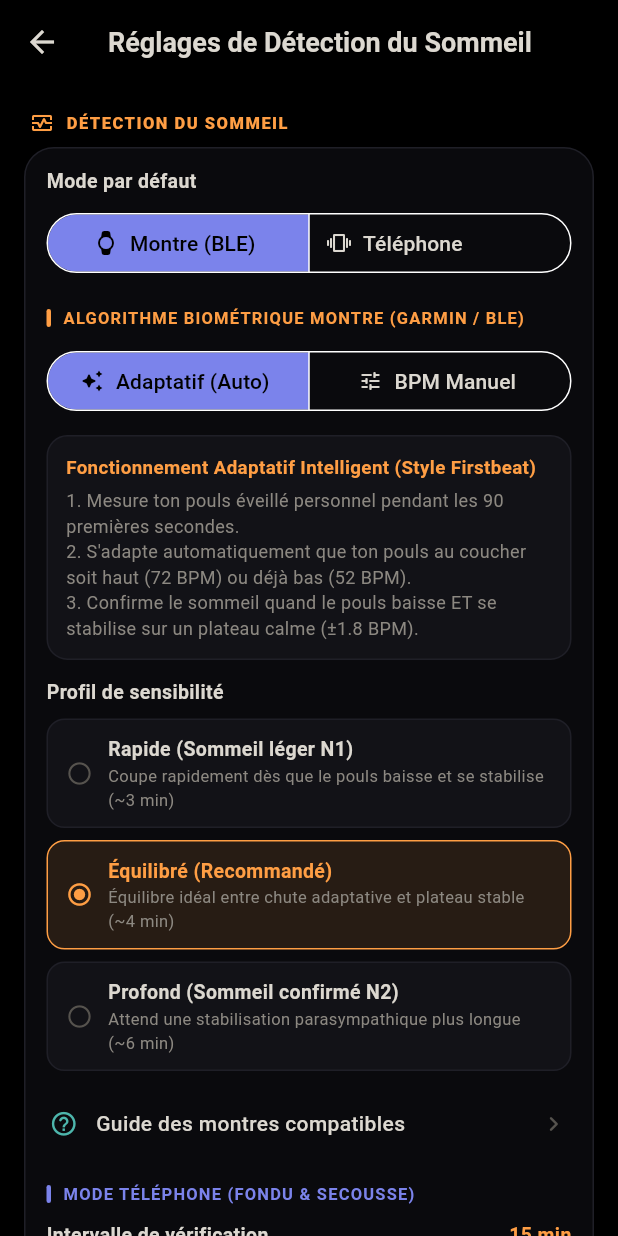
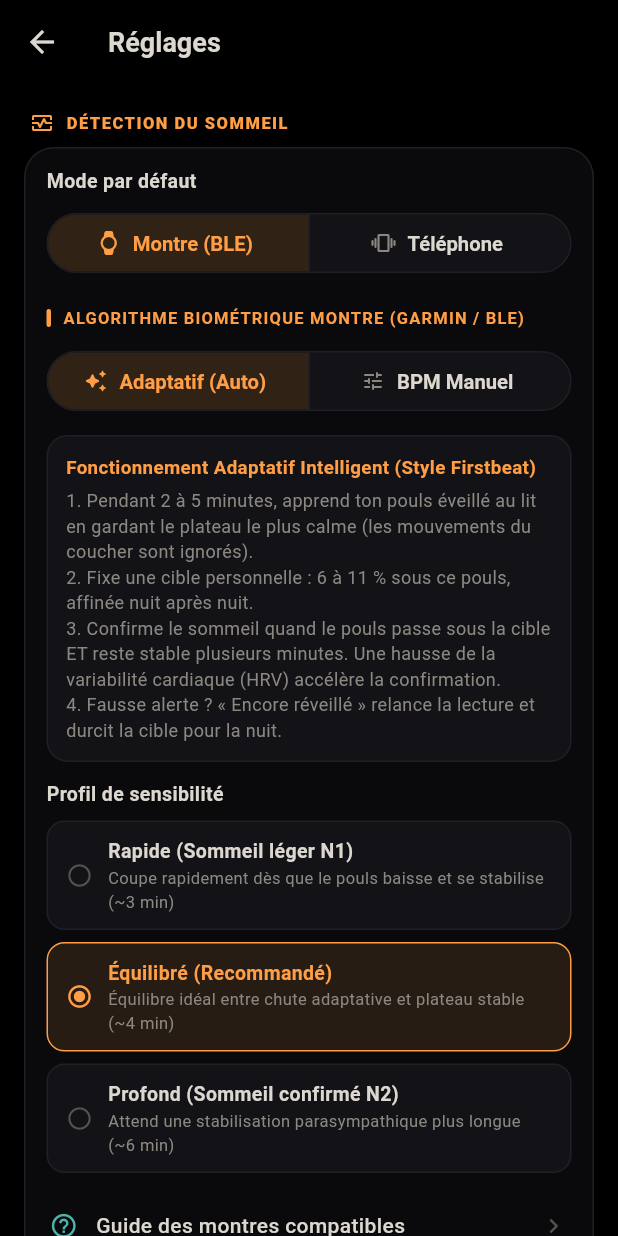
Before and after one commit to lud0veek/sleepstop, a Flutter app: the SettingsScreen screen opened directly, on a phone screen of 412 x 824 dp. Run offline on Flutter 3.47's test engine with Material 3 defaults, Android fonts, the phone set to English and light mode, and no system bars; our stand-ins replace flutter_blue_plus, flutter_local_notifications, flutter_riverpod, in_app_purchase, sensors_plus, shared_preferences; missing offline and left inert: flutter_foreground_task; accounts and stored records are empty; network calls fail.

Commit message:
style(ui): amber segmented buttons, flag chips, shorter settings title and mode label, algorithm copy updated
Co-Authored-By: Claude Fable 5.1 <noreply@anthropic.com>

```diff
--- a/lib/l10n/app_strings.dart
+++ b/lib/l10n/app_strings.dart
@@ -81,10 +81,10 @@ class AppStrings {
   );
 
   String get modePhoneShake => tr(
-    fr: 'Téléphone (Secousse)',
-    nl: 'Telefoon (Schudden)',
-    de: 'Telefon (Schütteln)',
-    es: 'Teléfono (Agitar)',
+    fr: 'Téléphone',
+    nl: 'Telefoon',
+    de: 'Telefon',
+    es: 'Teléfono',
   );
 
   String get startSleepSession => tr(
@@ -414,10 +414,10 @@ class AppStrings {
   );
 
   String smartAdaptiveSummary(AdaptiveSensitivity sens) => tr(
-    fr: 'Adaptatif intelligent (${sensitivityTitle(sens)}) • Calibration 90s + Plateau FC',
-    nl: 'Slim adaptief (${sensitivityTitle(sens)}) • 90s kalibratie + HS-plateau',
-    de: 'Smart Adaptiv (${sensitivityTitle(sens)}) • 90s Kalibrierung + HF-Plateau',
-    es: 'Adaptativo inteligente (${sensitivityTitle(sens)}) • Calibración 90s + Meseta FC',
+    fr: 'Adaptatif intelligent (${sensitivityTitle(sens)}) • Calibration 2-5 min + plateau',
+    nl: 'Slim adaptief (${sensitivityTitle(sens)}) • Kalibratie 2-5 min + plateau',
+    de: 'Smart Adaptiv (${sensitivityTitle(sens)}) • Kalibrierung 2-5 Min. + Plateau',
+    es: 'Adaptativo inteligente (${sensitivityTitle(sens)}) • Calibración 2-5 min + meseta',
   );
 
   String manualBpmSummary(int bpm, int mins) => tr(
@@ -478,10 +478,10 @@ class AppStrings {
 
   // Settings Bottom Sheet
   String get settingsSheetTitle => tr(
-    fr: 'Réglages de Détection du Sommeil',
-    nl: 'Slaapdetectie-instellingen',
-    de: 'Schlaferkennungs-Einstellungen',
-    es: 'Ajustes de Detección de Sueño',
+    fr: 'Réglages',
+    nl: 'Instellingen',
+    de: 'Einstellungen',
+    es: 'Ajustes',
   );
 
   String get settingsWatchSection => tr(
@@ -513,18 +513,22 @@ class AppStrings {
   );
 
   String get howSmartWorksBody => tr(
-    fr: '1. Mesure ton pouls éveillé personnel pendant les 90 premières secondes.\n'
-        '2. S\'adapte automatiquement que ton pouls au coucher soit haut (72 BPM) ou déjà bas (52 BPM).\n'
-        '3. Confirme le sommeil quand le pouls baisse ET se stabilise sur un plateau calme (±1.8 BPM).',
-    nl: '1. Meet je persoonlijke wakkere hartslag gedurende de eerste 90s.\n'
-        '2. Past zich automatisch aan of je start-HS nu hoog (72 BPM) of al laag in bed is (52 BPM).\n'
-        '3. Bevestigt slaap wanneer je HS daalt EN stabiliseert op een rustig plateau (±1.8 BPM).',
-    de: '1. Misst deinen persönlichen Wachpuls in den ersten 90 Sekunden.\n'
-        '2. Passt sich automatisch an, egal ob dein Startpuls hoch (72 BPM) oder niedrig (52 BPM) ist.\n'
-        '3. Bestätigt den Schlaf, sobald der Puls sinkt UND ein ruhiges Plateau (±1.8 BPM) erreicht.',
-    es: '1. Mide tu pulso personal despierto durante los primeros 90s.\n'
-        '2. Se adapta automáticamente tanto si tu pulso inicial es alto (72 BPM) como bajo (52 BPM).\n'
-        '3. Confirma el sueño cuando el pulso baja Y entra en una meseta estable (±1.8 BPM).',
+    fr: '1. Pendant 2 à 5 minutes, apprend ton pouls éveillé au lit en gardant le plateau le plus calme (les mouvements du coucher sont ignorés).\n'
+        '2. Fixe une cible personnelle : 6 à 11 % sous ce pouls, affinée nuit après nuit.\n'
+        '3. Confirme le sommeil quand le pouls passe sous la cible ET reste stable plusieurs minutes. Une hausse de la variabilité cardiaque (HRV) accélère la confirmation.\n'
+        '4. Fausse alerte ? « Encore réveillé » relance la lecture et durcit la cible pour la nuit.',
+    nl: '1. Leert 2 tot 5 minuten lang je wakkere hartslag in bed door het rustigste plateau te bewaren (bewegen bij het instappen wordt genegeerd).\n'
+        '2. Stelt een persoonlijk doel: 6 tot 11% onder die hartslag, nacht na nacht verfijnd.\n'
+        '3. Bevestigt slaap wanneer de hartslag onder het doel komt EN enkele minuten stabiel blijft. Een stijgende hartslagvariabiliteit (HRV) versnelt de bevestiging.\n'
+        '4. Vals alarm? "Nog wakker" hervat het afspelen en verscherpt het doel voor vannacht.',
+    de: '1. Lernt 2 bis 5 Minuten lang deinen Wachpuls im Bett und behält das ruhigste Plateau (Bewegungen beim Hinlegen werden ignoriert).\n'
+        '2. Setzt ein persönliches Ziel: 6 bis 11 % unter diesem Puls, Nacht für Nacht verfeinert.\n'
+        '3. Bestätigt Schlaf, wenn der Puls unter das Ziel fällt UND mehrere Minuten stabil bleibt. Steigende Herzratenvariabilität (HRV) beschleunigt die Bestätigung.\n'
+        '4. Fehlalarm? „Noch wach“ setzt die Wiedergabe fort und verschärft das Ziel für die Nacht.',
+    es: '1. Durante 2 a 5 minutos aprende tu pulso despierto en la cama conservando la meseta más tranquila (los movimientos al acostarte se ignoran).\n'
+        '2. Fija un objetivo personal: 6 a 11 % por debajo de ese pulso, afinado noche tras noche.\n'
+        '3. Confirma el sueño cuando el pulso baja del objetivo Y se mantiene estable varios minutos. Un aumento de la variabilidad cardíaca (HRV) acelera la confirmación.\n'
+        '4. ¿Falsa alarma? «Aún despierto» reanuda la reproducción y endurece el objetivo esta noche.',
   );
 
   String learnedSleepHrText(String bpm) => tr(
--- a/lib/ui/settings_screen.dart
+++ b/lib/ui/settings_screen.dart
@@ -309,26 +309,46 @@ class SettingsScreen extends ConsumerWidget {
                 runSpacing: 8,
                 children: AppStrings.supportedLanguages.map((code) {
                   final selected = settings.languageCode == code;
-                  return ChoiceChip(
-                    selected: selected,
-                    showCheckmark: false,
-                    avatar: FlagIcon(code: code, width: 18, radius: 2),
-                    label: Text(AppStrings.languageName(code)),
-                    labelStyle: TextStyle(
-                      fontSize: 13,
-                      fontWeight: selected ? FontWeight.w700 : FontWeight.w500,
-                      color: selected
-                          ? OledColors.trueBlack
-                          : OledColors.textPrimary,
+                  return InkWell(
+                    borderRadius: BorderRadius.circular(12),
+                    onTap: () => notifier.setLanguageCode(code),
+                    child: AnimatedContainer(
+                      duration: const Duration(milliseconds: 180),
+                      padding: const EdgeInsets.symmetric(
+                        horizontal: 12,
+                        vertical: 9,
+                      ),
+                      decoration: BoxDecoration(
+                        color: selected
+                            ? OledColors.warmAmber.withValues(alpha: 0.14)
+                            : OledColors.elevatedSurface,
+                        borderRadius: BorderRadius.circular(12),
+                        border: Border.all(
+                          color: selected
+                              ? OledColors.warmAmber
+                              : OledColors.subtleBorder,
+                        ),
+                      ),
+                      child: Row(
+                        mainAxisSize: MainAxisSize.min,
+                        children: [
+                          FlagIcon(code: code, width: 20, radius: 2),
+                          const SizedBox(width: 8),
+                          Text(
+                            AppStrings.languageName(code),
+                            style: TextStyle(
+                              fontSize: 13,
+                              fontWeight: selected
+                                  ? FontWeight.w700
+                                  : FontWeight.w500,
+                              color: selected
+                                  ? OledColors.warmAmber
+                                  : OledColors.textPrimary,
+                            ),
+                          ),
+                        ],
+                      ),
                     ),
-                    selectedColor: OledColors.warmAmber,
-                    backgroundColor: OledColors.elevatedSurface,
-                    side: BorderSide(
-                      color: selected
-                          ? OledColors.warmAmber
-                          : OledColors.subtleBorder,
-                    ),
-                    onSelected: (_) => notifier.setLanguageCode(code),
                   );
                 }).toList(),
               ),
--- a/lib/ui/theme/oled_theme.dart
+++ b/lib/ui/theme/oled_theme.dart
@@ -72,6 +72,32 @@ class OledTheme {
         overlayColor: OledColors.warmAmber.withValues(alpha: 0.14),
         trackHeight: 4,
       ),
+      segmentedButtonTheme: SegmentedButtonThemeData(
+        style: ButtonStyle(
+          backgroundColor: WidgetStateProperty.resolveWith(
+            (states) => states.contains(WidgetState.selected)
+                ? OledColors.warmAmber.withValues(alpha: 0.16)
+                : OledColors.elevatedSurface,
+          ),
+          foregroundColor: WidgetStateProperty.resolveWith(
+            (states) => states.contains(WidgetState.selected)
+                ? OledColors.warmAmber
+                : OledColors.textPrimary,
+          ),
+          iconColor: WidgetStateProperty.resolveWith(
+            (states) => states.contains(WidgetState.selected)
+                ? OledColors.warmAmber
+                : OledColors.textSecondary,
+          ),
+          side: const WidgetStatePropertyAll(
+            BorderSide(color: OledColors.subtleBorder),
+          ),
+          textStyle: const WidgetStatePropertyAll(
+            TextStyle(fontSize: 13.5, fontWeight: FontWeight.w600),
+          ),
+          overlayColor: const WidgetStatePropertyAll(Colors.transparent),
+        ),
+      ),
       bottomSheetTheme: const BottomSheetThemeData(
         backgroundColor: OledColors.cardSurface,
         modalBackgroundColor: OledColors.cardSurface,
```
